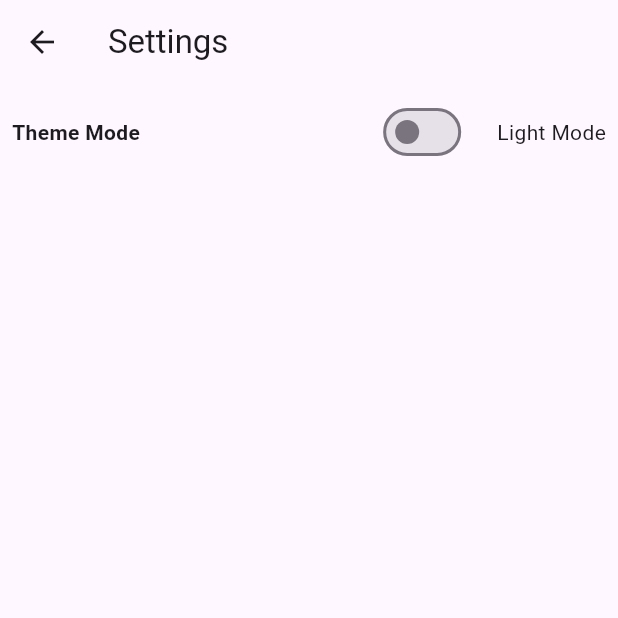
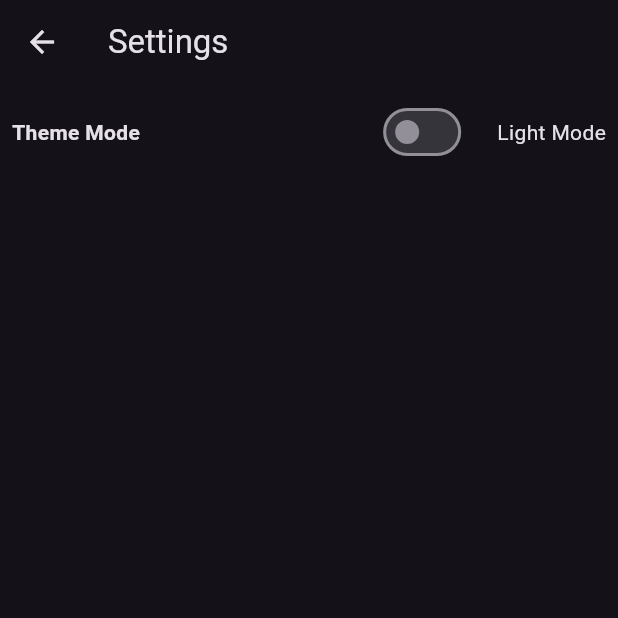
Before and after one commit to AndyBett/Fun-Facts, a Flutter app: the screen it shows after launch, after a tap on the "settings" icon, on a phone screen of 412 x 824 dp, the top half of it. Run offline on Flutter 3.47's test engine with Material 3 defaults, Android fonts, the phone set to English and light mode, and no system bars; our stand-ins replace dio; network calls fail.

Commit message:
Using Provider for Global State Management

```diff
--- /dev/null
+++ b/lib/Providers/themeProvider.dart
@@ -0,0 +1,5 @@
+import 'package:flutter/material.dart';
+
+class ThemeProvider extends ChangeNotifier {
+  bool isDarkModeChecked = true;
+}
--- a/lib/main.dart
+++ b/lib/main.dart
@@ -1,8 +1,14 @@
 import 'package:flutter/material.dart';
+import 'package:funfacts/Providers/themeProvider.dart';
 import 'package:funfacts/Screens/mainScreen.dart';
+import 'package:provider/provider.dart';
 
 void main() {
-  runApp(MyApp());
+  runApp(ChangeNotifierProvider(
+      create: (context) {
+        return ThemeProvider();
+      },
+      child: MyApp()));
 }
 
 class MyApp extends StatefulWidget {
@@ -15,9 +21,12 @@ class MyApp extends StatefulWidget {
 class _MyAppState extends State<MyApp> {
   @override
   Widget build(BuildContext context) {
+    var themeProvider = Provider.of<ThemeProvider>(context);
     return MaterialApp(
       debugShowCheckedModeBanner: false,
-      theme: ThemeData.light(useMaterial3: true),
+      theme: themeProvider.isDarkModeChecked
+          ? ThemeData.dark(useMaterial3: true)
+          : ThemeData.light(useMaterial3: true),
       home: Mainscreen(),
     );
   }
--- a/pubspec.yaml
+++ b/pubspec.yaml
@@ -36,6 +36,7 @@ dependencies:
   # Use with the CupertinoIcons class for iOS style icons.
   cupertino_icons: ^1.0.8
   dio: ^5.8.0+1
+  provider: ^6.1.4
 
 dev_dependencies:
   flutter_test:
```
Also changed, not shown: pubspec.lock.
